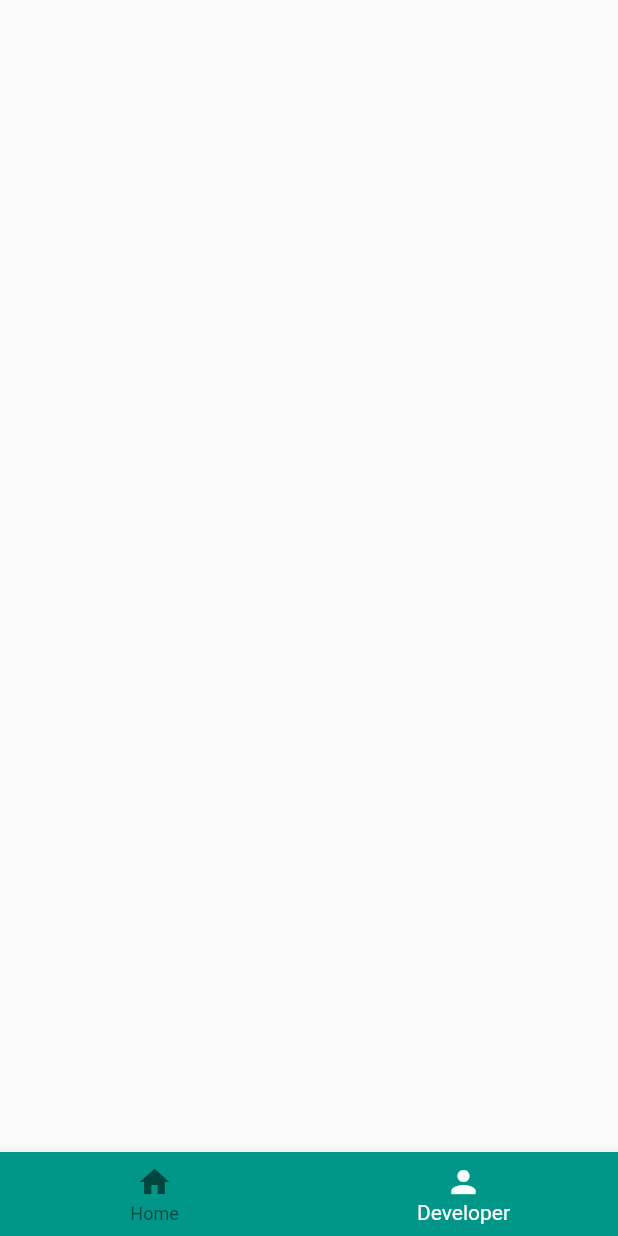
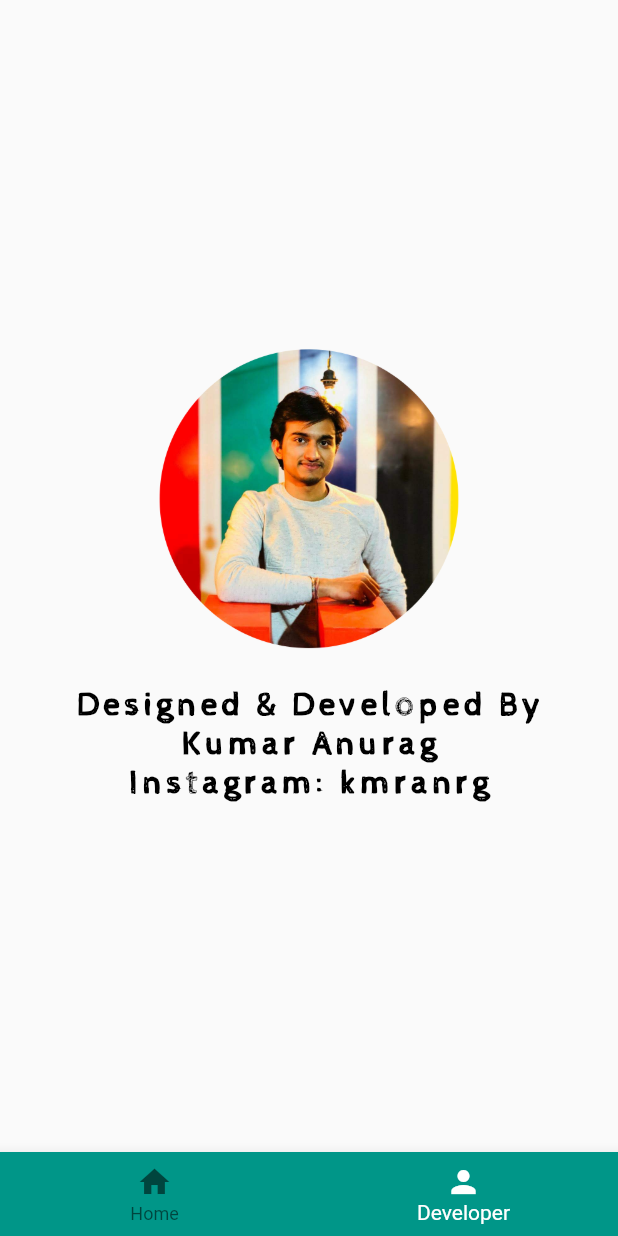
Before and after one commit to kmranrg/wicktionary, a Flutter app: the MyHomePage screen opened directly, item 2 of the bottom bar chosen, on a phone screen of 412 x 824 dp. Run offline on Flutter 3.47's test engine with Material 2 defaults, Android fonts, the phone set to English and light mode, and no system bars; our stand-ins replace avatar_glow.

Commit message:
implemented developer tab and image in search results

```diff
--- a/lib/constants.dart
+++ b/lib/constants.dart
@@ -1,7 +1,7 @@
 import 'package:flutter/material.dart';
 
 var myBoldTextStyle = TextStyle(
-  fontSize: 35.0,
+  fontSize: 50.0,
   fontWeight: FontWeight.bold,
   color: Colors.white,
   decoration: TextDecoration.none,
--- a/lib/widgets/developer_tab.dart
+++ b/lib/widgets/developer_tab.dart
@@ -1,4 +1,5 @@
 import 'package:flutter/material.dart';
+import 'package:wicktionary/constants.dart';
 
 class DeveloperTab extends StatefulWidget {
   @override
@@ -8,6 +9,34 @@ class DeveloperTab extends StatefulWidget {
 class _DeveloperTabState extends State<DeveloperTab> {
   @override
   Widget build(BuildContext context) {
-    return Container();
+    return Scaffold(
+      body: Center(
+        child: Column(
+          mainAxisAlignment: MainAxisAlignment.center,
+          children: <Widget>[
+            Image.asset(
+              "asset/images/developer.png",
+              width: 200,
+              height: 200,
+            ),
+            Padding(
+              padding: const EdgeInsets.only(top: 25.0),
+              child: Text(
+                "Designed & Developed By",
+                style: myRegularTextStyle.copyWith(fontSize: 22.0),
+              ),
+            ),
+            Text(
+              "Kumar Anurag",
+              style: myRegularTextStyle.copyWith(fontSize: 22.0),
+            ),
+            Text(
+              "Instagram: kmranrg",
+              style: myRegularTextStyle.copyWith(fontSize: 22.0),
+            ),
+          ],
+        ),
+      ),
+    );
   }
 }
--- a/pubspec.yaml
+++ b/pubspec.yaml
@@ -52,6 +52,7 @@ flutter:
   #   - images/a_dot_ham.jpeg
   assets:
     - asset/images/logo.png
+    - asset/images/developer.png
 
   # An image asset can refer to one or more resolution-specific "variants", see
   # https://flutter.dev/assets-and-images/#resolution-aware.
```
Also changed, not shown: lib/main.dart (+4 -4 lines), lib/widgets/home_tab.dart (+16 -9 lines), asset/images/developer.png (added).
